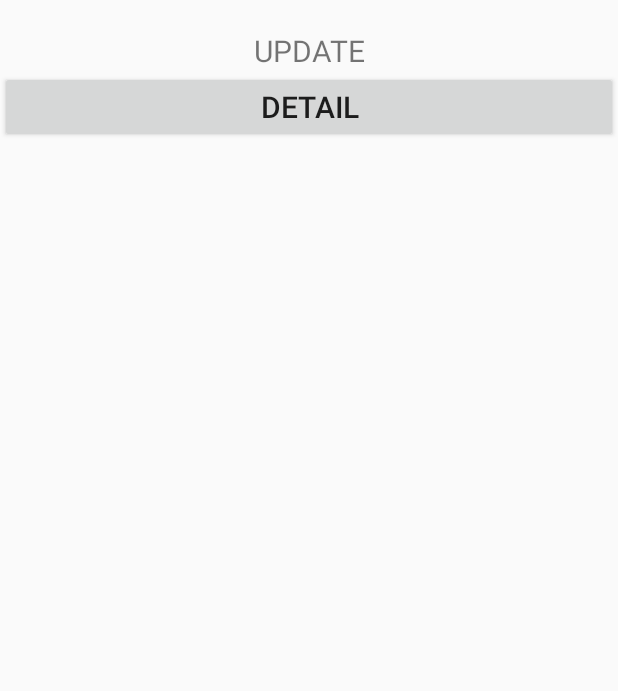
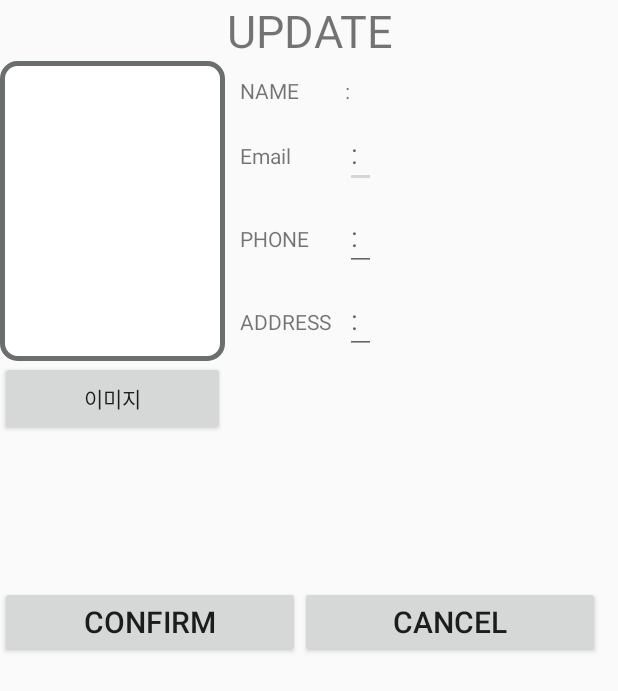
Before and after one commit to kosoto/android, an Android app: the layout update.xml on its own in the app's theme, with its tools: preview values and no code run, on a phone screen of 412 x 824 dp. Shown: the top 691 px of the screen. Run offline under Robolectric (Android 15) with nearby library versions, the phone set to English and light mode, and no system bars.

Commit message:
180907 AM

```diff
--- a/ContactsApp/app/src/main/java/app/bit/com/contactsapp/Detatil.java
+++ b/ContactsApp/app/src/main/java/app/bit/com/contactsapp/Detatil.java
@@ -27,26 +27,29 @@ public class Detatil extends AppCompatActivity{
         setContentView(R.layout.detatil);
         final Context ctx = Detatil.this;
         ItemRetrieve query = new ItemRetrieve(ctx);
-        query.id = getIntent().getIntExtra("seq",0);
+        Intent intent = getIntent();
+        query.id = intent.getIntExtra("seq",0);
         Main.Member m = (Main.Member) new Main.RetrieveService(){
             @Override
             public Object perform() {
                 return query.excute();
             }
         }.perform();
-        Log.d("검색한 이름 ::",m.name);
-
+        ImageView profile = findViewById(R.id.profile);
+        profile.setImageDrawable(
+                getResources()
+                        .getDrawable(getResources()
+                                .getIdentifier(
+                                        getPackageName()
+                                                +":drawable/"+m.photo,null,null),getTheme()));
         TextView name = findViewById(R.id.name);
+        name.setText(m.name);
         TextView email = findViewById(R.id.email);
+        email.setText(m.email);
         TextView phone = findViewById(R.id.phone);
+        phone.setText(m.phone);
         TextView addr = findViewById(R.id.addr);
-        ImageView profile = findViewById(R.id.profile);
-        name.setText(m.name);
-        email.setText(m.email);
-        phone.setText(m.phone);
         addr.setText(m.addr);
-        String img = m.photo;
-        profile.setImageResource(R.drawable.profile_1);
 
         findViewById(R.id.detailToList).setOnClickListener(
                 (View v)->{
--- a/ContactsApp/app/src/main/java/app/bit/com/contactsapp/List.java
+++ b/ContactsApp/app/src/main/java/app/bit/com/contactsapp/List.java
@@ -85,7 +85,6 @@ public class List extends AppCompatActivity{
             }
             return list;
         }
-
     }
     private class MemberAdapter extends BaseAdapter{
         java.util.List<Member> list;
@@ -95,6 +94,7 @@ public class List extends AppCompatActivity{
             this.list = list;
             this.inflater = LayoutInflater.from(ctx);
         }
+
         private int[] photos = {
                 R.drawable.profile_1,
                 R.drawable.profile_2,
--- /dev/null
+++ b/ContactsApp/app/src/main/res/drawable/layout_border.xml
@@ -0,0 +1,8 @@
+<?xml version="1.0" encoding="utf-8"?>
+<shape xmlns:android="http://schemas.android.com/apk/res/android">
+    <solid android:color="#FFFFFF"/>
+    <stroke android:width="3dip" android:color="#6b6e6e" />
+    <corners android:radius="10dip"/>
+    <padding android:left="0dip" android:top="0dip"
+        android:right="0dip" android:bottom="0dip" />
+</shape>
--- a/ContactsApp/app/src/main/res/layout/update.xml
+++ b/ContactsApp/app/src/main/res/layout/update.xml
@@ -2,18 +2,114 @@
 <LinearLayout android:layout_height="match_parent"
     android:layout_width="match_parent"
     android:orientation="vertical"
-    xmlns:android="http://schemas.android.com/apk/res/android" >
+    xmlns:android="http://schemas.android.com/apk/res/android">
     <TextView
+        android:layout_width="match_parent"
+        android:layout_height="wrap_content"
         android:text="UPDATE"
-        android:textSize="20dp"
-        android:layout_marginTop="20dp"
-        android:gravity="center"
+        android:textSize="30dp"
+        android:gravity="center"/>
+    <LinearLayout
         android:layout_width="match_parent"
-        android:layout_height="wrap_content" />
-    <Button
-        android:id="@+id/updateToDetatil"
-        android:text="DETAIL"
-        android:textSize="20dp"
+        android:layout_height="wrap_content">
+        <LinearLayout
+            android:orientation="vertical"
+            android:layout_width="150dp"
+            android:layout_height="250dp">
+            <ImageView
+                android:id="@+id/profileImg"
+                android:background="@drawable/layout_border"
+                android:layout_width="match_parent"
+                android:layout_height="200dp" />
+            <Button
+                android:layout_width="match_parent"
+                android:layout_height="match_parent"
+                android:text="이미지"/>
+        </LinearLayout>
+        <LinearLayout
+            android:layout_marginLeft="10dp"
+            android:orientation="vertical"
+            android:layout_width="match_parent"
+            android:layout_height="300dp">
+            <LinearLayout android:layout_height="wrap_content"
+                android:layout_width="match_parent"
+                android:orientation="horizontal"
+                android:layout_marginTop="10dp"
+                xmlns:android="http://schemas.android.com/apk/res/android">
+                <TextView
+                    android:layout_width="70dp"
+                    android:layout_height="wrap_content"
+                    android:text="NAME "/>
+                <TextView
+                    android:id="@+id/textName"
+                    android:layout_width="wrap_content"
+                    android:layout_height="wrap_content"
+                    android:text=":"/>
+            </LinearLayout>
+            <LinearLayout android:layout_height="wrap_content"
+                android:layout_width="match_parent"
+                android:orientation="horizontal"
+                android:layout_marginTop="10dp"
+                xmlns:android="http://schemas.android.com/apk/res/android">
+                <TextView
+                    android:layout_width="70dp"
+                    android:layout_height="wrap_content"
+                    android:text="Email "/>
+                <EditText
+                    android:id="@+id/changeEmail"
+                    android:layout_width="wrap_content"
+                    android:layout_height="wrap_content"
+                    android:hint=":"/>
+            </LinearLayout>
+            <LinearLayout android:layout_height="wrap_content"
+                android:layout_width="match_parent"
+                android:orientation="horizontal"
+                android:layout_marginTop="10dp"
+                xmlns:android="http://schemas.android.com/apk/res/android">
+                <TextView
+                    android:layout_width="70dp"
+                    android:layout_height="wrap_content"
+                    android:text="PHONE "/>
+                <EditText
+                    android:id="@+id/changePhone"
+                    android:layout_width="wrap_content"
+                    android:layout_height="wrap_content"
+                    android:hint=":"/>
+            </LinearLayout>
+            <LinearLayout android:layout_height="wrap_content"
+                android:layout_width="match_parent"
+                android:orientation="horizontal"
+                android:layout_marginTop="10dp"
+                xmlns:android="http://schemas.android.com/apk/res/android">
+                <TextView
+                    android:layout_width="70dp"
+                    android:layout_height="wrap_content"
+                    android:text="ADDRESS "/>
+                <EditText
+                    android:id="@+id/changeAddress"
+                    android:layout_width="wrap_content"
+                    android:layout_height="wrap_content"
+                    android:hint=":"/>
+            </LinearLayout>
+        </LinearLayout>
+    </LinearLayout>
+    <LinearLayout android:layout_height="wrap_content"
         android:layout_width="match_parent"
-        android:layout_height="wrap_content" />
+        android:orientation="horizontal"
+        android:layout_marginTop="50dp">
+        <Button
+            android:id="@+id/confirmBtn"
+            android:layout_width="200dp"
+            android:layout_height="wrap_content"
+            android:text="CONFIRM"
+            android:textSize="20dp"
+            android:gravity="center"/>
+        <Button
+            android:id="@+id/cancelBtn"
+            android:layout_width="200dp"
+            android:layout_height="wrap_content"
+            android:text="CANCEL"
+            android:textSize="20dp"
+            android:gravity="center"/>
+    </LinearLayout>
 </LinearLayout>
```
